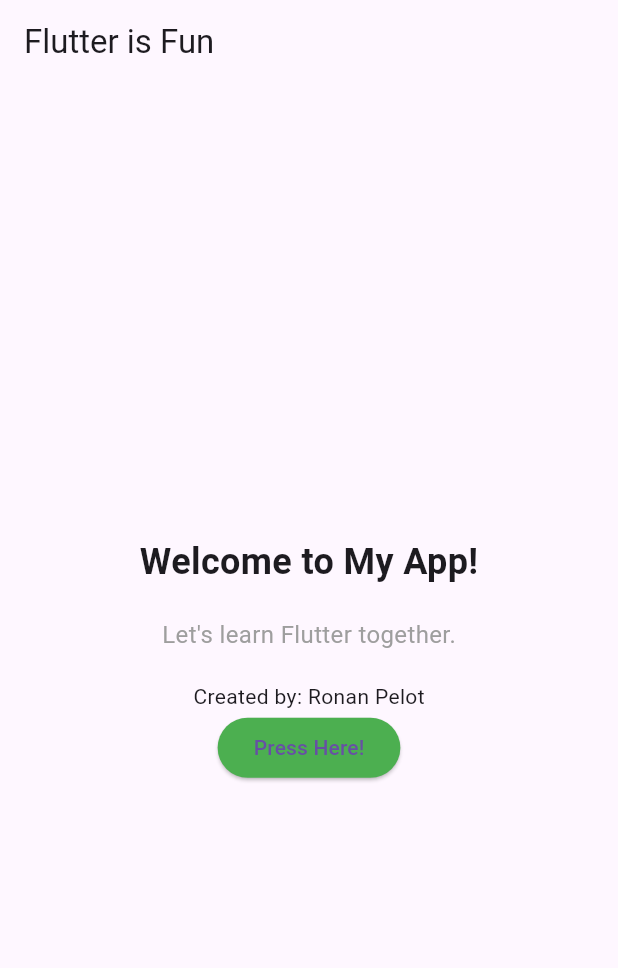
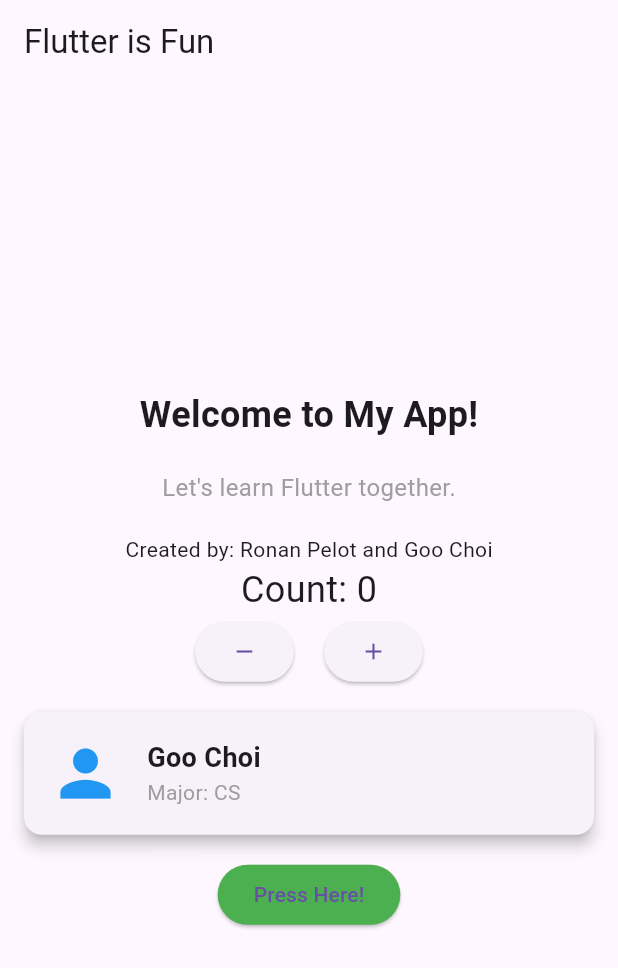
Before and after one commit to RonanNumerals/team_app_goo_ronan, a Flutter app: the screen it shows after launch, on a phone screen of 412 x 824 dp. Shown: the top 968 px of the screen. Run offline on Flutter 3.47's test engine with Material 3 defaults, Android fonts, the phone set to English and light mode, and no system bars.

Commit message:
Add counter widget for Round 2

```diff
--- a/lib/main.dart
+++ b/lib/main.dart
@@ -44,7 +44,35 @@ class HomePage extends StatelessWidget {
               'Let\'s learn Flutter together.',
               style: TextStyle(fontSize: 16, color: Colors.grey),
             ),
-            SizedBox(height: 20), Text('Created by: Ronan Pelot'),
+            SizedBox(height: 20), Text('Created by: Ronan Pelot and Goo Choi'),
+
+            CounterWidget(),
+
+            // --- START OF MY NEW FEATURE ---
+            Card(
+              elevation: 4,
+              margin: EdgeInsets.all(16),
+              child: Padding(
+                padding: EdgeInsets.all(16),
+                child: Row(
+                  children: [
+                    Icon(Icons.person, size: 50, color: Colors.blue),
+                    SizedBox(width: 16),
+                    Column(
+                      crossAxisAlignment: CrossAxisAlignment.start,
+                      children: [
+                        Text('Goo Choi',
+                          style: TextStyle(fontSize: 18, fontWeight: FontWeight.bold)),
+                        Text('Major: CS',
+                          style: TextStyle(color: Colors.grey)),
+                      ],
+                    ),
+                  ],
+                ),
+              ),
+            ),
+            // --- END OF MY NEW FEATURE ---
+
             ElevatedButton(
               onPressed: () {
                 print('Button Clicked!');
@@ -59,3 +87,37 @@ class HomePage extends StatelessWidget {
     );
   }
 }
+
+// --- START OF SECOND FEATURE ---
+class CounterWidget extends StatefulWidget {
+  @override
+  _CounterWidgetState createState() => _CounterWidgetState();
+}
+
+class _CounterWidgetState extends State<CounterWidget> {
+  int _count = 0;
+
+  @override
+  Widget build(BuildContext context) {
+    return Column(
+      children: [
+        Text('Count: $_count', style: TextStyle(fontSize: 24)),
+        Row(
+          mainAxisAlignment: MainAxisAlignment.center,
+          children: [
+            ElevatedButton(
+              onPressed: () => setState(() => _count--),
+              child: Icon(Icons.remove),
+            ),
+            SizedBox(width: 20),
+            ElevatedButton(
+              onPressed: () => setState(() => _count++),
+              child: Icon(Icons.add),
+            ),
+          ],
+        ),
+      ],
+    );
+  }
+}
+// --- END OF SECOND FEATURE ---
```
Also changed, not shown: 1 other file.
